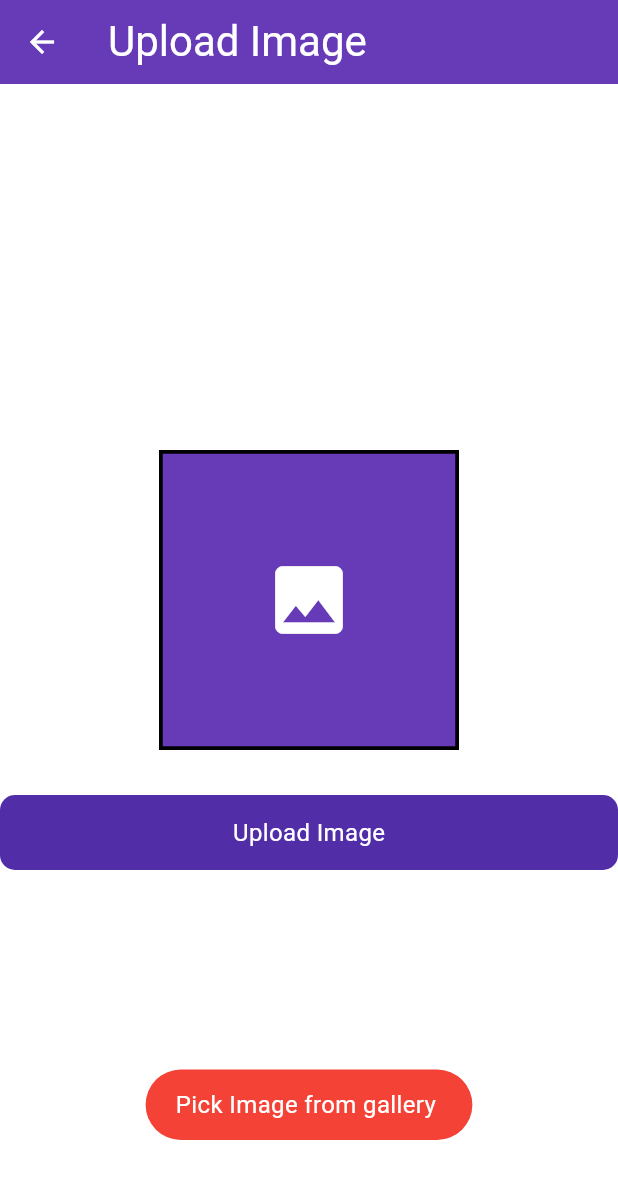
After one commit to umerfarooq5349/fireBase, a Flutter app: the UploadImageScreen screen opened directly, after a tap on "Upload Image", on a phone screen of 412 x 824 dp. The commit adds this screen. Shown: the top 1179 px of the screen. Run offline on Flutter 3.47's test engine with Material 3 defaults, Android fonts, the phone set to English and light mode, and no system bars; our stand-ins replace cloud_firestore, country_picker, firebase_auth, firebase_core, firebase_database, fluttertoast and 2 more; accounts and stored records are empty.

Commit message:
upload image

```diff
--- a/lib/firebase services/splash_services.dart
+++ b/lib/firebase services/splash_services.dart
@@ -1,8 +1,8 @@
 import 'dart:async';
 
 import 'package:firebase_app/ui/auth/login_screen.dart';
-import 'package:firebase_app/ui/firestore/firestor_list_screen.dart';
-// import 'package:firebase_app/ui/posts/post_screen.dart';
+import 'package:firebase_app/ui/upload_image.dart';
+
 import 'package:firebase_auth/firebase_auth.dart';
 
 import 'package:flutter/material.dart';
@@ -19,7 +19,7 @@ class SplashService {
           Navigator.push(
               context,
               MaterialPageRoute(
-                builder: (context) => const FirestoreStore(),
+                builder: (context) => const UploadImageScreen(),
               ));
         },
       );
--- /dev/null
+++ b/lib/ui/upload_image.dart
@@ -0,0 +1,102 @@
+import 'dart:io';
+import 'dart:io' show Platform;
+import 'package:firebase_app/widgets/rouded_button.dart';
+import 'package:flutter/material.dart';
+
+// Import either the original image_picker or the web version
+// based on the platform.
+import 'package:image_picker/image_picker.dart'
+    if (dart.library.html) 'package:image_picker_web/image_picker_web.dart';
+
+import 'package:firebase_app/utils/utils.dart';
+
+class UploadImageScreen extends StatefulWidget {
+  const UploadImageScreen({Key? key}) : super(key: key);
+
+  @override
+  _UploadImageScreenState createState() => _UploadImageScreenState();
+}
+
+class _UploadImageScreenState extends State<UploadImageScreen> {
+  bool loading = false;
+
+  File? _image;
+  late final ImagePicker _picker;
+
+  @override
+  void initState() {
+    super.initState();
+    _picker = ImagePicker();
+  }
+
+  Future<void> getGalleryImage() async {
+    final pickedImage = await _picker.pickImage(
+      source: ImageSource.gallery,
+      imageQuality: 80,
+    );
+
+    setState(() {
+      loading = true;
+      if (pickedImage != null) {
+        _image = File(pickedImage.path);
+        print("hello this newpath " + _image!.path);
+        loading = false;
+      } else {
+        loading = false;
+        Utils().toastMessage('Pick Image from gallery ', Colors.red);
+        print("hello" + _image!.path);
+      }
+    });
+  }
+
+  @override
+  Widget build(BuildContext context) {
+    return Scaffold(
+      appBar: AppBar(
+        iconTheme: const IconThemeData(
+          color: Colors.white,
+        ),
+        titleTextStyle: const TextStyle(
+          color: Colors.white,
+          fontSize: 28,
+        ),
+        title: const Text('Upload Image'),
+      ),
+      body: Column(
+        mainAxisAlignment: MainAxisAlignment.center,
+        children: [
+          Center(
+            child: Container(
+              height: 200,
+              width: 200,
+              decoration: BoxDecoration(
+                color: Colors.deepPurple,
+                border: Border.all(
+                  width: 2.5,
+                  color: Colors.black,
+                ),
+              ),
+              child: _image != null
+                  ? Image.file(_image!.absolute)
+                  : const Icon(
+                      Icons.image,
+                      color: Colors.white,
+                      size: 60,
+                    ),
+            ),
+          ),
+          const SizedBox(
+            height: 30,
+          ),
+          RoundedButton(
+            title: 'Upload Image',
+            onTap: () {
+              getGalleryImage();
+            },
+            loading: loading,
+          ),
+        ],
+      ),
+    );
+  }
+}
--- a/pubspec.yaml
+++ b/pubspec.yaml
@@ -37,11 +37,13 @@ dependencies:
   fluttertoast: ^8.2.4
   string_validator: ^1.0.2
   firebase_database: ^10.3.6
+  image_picker: ^1.0.4
 
   # The following adds the Cupertino Icons font to your application.
   # Use with the CupertinoIcons class for iOS style icons.
   cupertino_icons: ^1.0.2
   country_picker: ^2.0.22
+  image_picker_web: ^3.1.1
 
 dev_dependencies:
   flutter_test:
```
Also changed, not shown: lib/ui/auth/forgot_password.dart (added, +159 -0 lines), lib/ui/auth/login_screen.dart (+24 -4 lines), lib/ui/firestore/firestor_list_screen.dart (+89 -6 lines), lib/ui/posts/post_screen.dart (+12 -0 lines), pubspec.lock, 7 other files.
